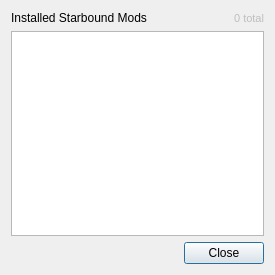
wizzomafizzo/starcheat, file starcheat/templates/Mods.ui: the form before one commit.
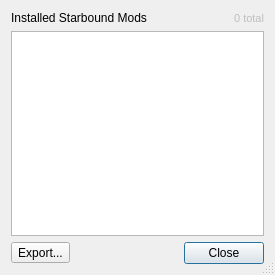
The form after the commit. Icons and pictures are not drawn.

Commit message: Add export mod list button

The edit to the form file:
```diff
--- a/starcheat/templates/Mods.ui
+++ b/starcheat/templates/Mods.ui
@@ -13,6 +13,9 @@
   <property name="windowTitle">
    <string>Mods</string>
   </property>
+  <property name="sizeGripEnabled">
+   <bool>true</bool>
+  </property>
   <layout class="QVBoxLayout" name="verticalLayout">
    <item>
     <layout class="QHBoxLayout" name="horizontalLayout">
@@ -44,7 +47,43 @@
     </layout>
    </item>
    <item>
-    <widget class="QListWidget" name="mods_list"/>
+    <widget class="QListWidget" name="mods_list">
+     <property name="editTriggers">
+      <set>QAbstractItemView::NoEditTriggers</set>
+     </property>
+     <property name="showDropIndicator" stdset="0">
+      <bool>false</bool>
+     </property>
+    </widget>
+   </item>
+   <item>
+    <layout class="QHBoxLayout" name="horizontalLayout_2">
+     <item>
+      <widget class="QToolButton" name="export_button">
+       <property name="toolTip">
+        <string>Export List</string>
+       </property>
+       <property name="text">
+        <string>Export...</string>
+       </property>
+       <property name="icon">
+        <iconset resource="../resources.qrc">
+         <normaloff>:/starcheat/images/icons/glyphicons_halflings_169_export.png</normaloff>:/starcheat/images/icons/glyphicons_halflings_169_export.png</iconset>
+       </property>
+      </widget>
+     </item>
+     <item>
+      <spacer name="horizontalSpacer">
+       <property name="orientation">
+        <enum>Qt::Horizontal</enum>
+       </property>
+       <property name="sizeHint" stdset="0">
+        <size>
+         <width>40</width>
+         <height>20</height>
+        </size>
+       </property>
+      </spacer>
    </item>
    <item>
     <widget class="QDialogButtonBox" name="buttonBox">
@@ -57,6 +96,8 @@
     </widget>
    </item>
   </layout>
+   </item>
+  </layout>
  </widget>
  <resources/>
  <connections>
```
Left out of the diff: 4 changed lines with no effect on the pictures. Lines whose indentation alone changed are shown as unchanged. The commit also changes 2 other files.
